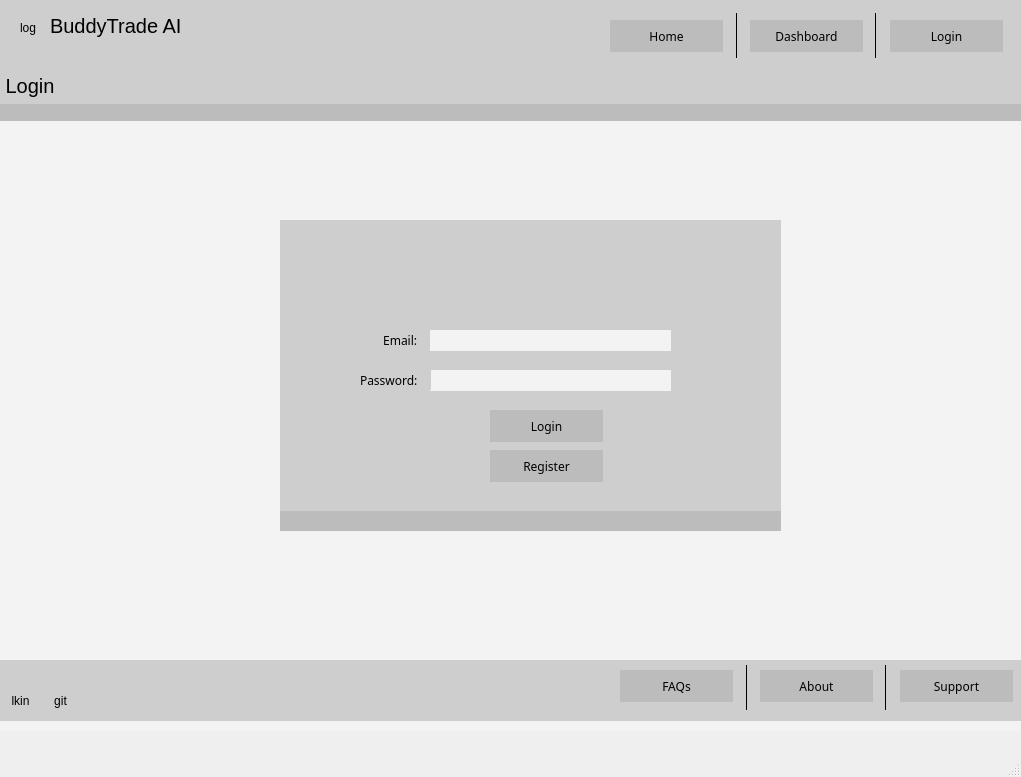
robertpatel28/BuddyTrade, file gui/dot_ui/login.ui: the form before one commit.
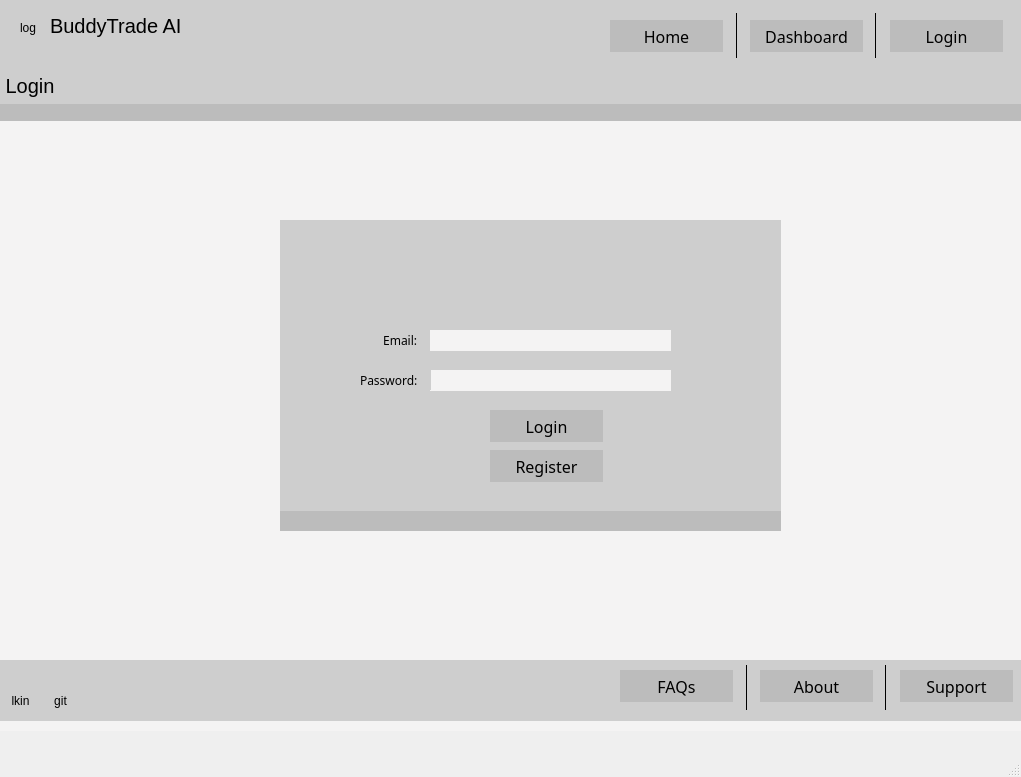
The form after the commit.

```diff
--- a/gui/dot_ui/login.ui
+++ b/gui/dot_ui/login.ui
@@ -85,15 +85,23 @@
       <property name="font">
        <font>
         <family>Futura</family>
-        <pointsize>-1</pointsize>
+        <pointsize>12</pointsize>
        </font>
       </property>
+      <property name="autoFillBackground">
+       <bool>false</bool>
+      </property>
       <property name="styleSheet">
-       <string notr="true">color: black;
-background-color: #BCBCBC;
-font-family: 'Futura';
-font-size: 12px;
-border:none
+       <string notr="true">QPushButton {
+    color: black;
+    background-color: #BCBCBC;
+    font-family: 'Futura';
+    font-size: 12pt;
+    border: none;
+}
+QPushButton:hover {
+    background-color: #A0A0A0;
+}
 </string>
       </property>
       <property name="text">
@@ -112,17 +120,21 @@
       <property name="font">
        <font>
         <family>Futura</family>
-        <pointsize>-1</pointsize>
+        <pointsize>12</pointsize>
        </font>
       </property>
       <property name="styleSheet">
-       <string notr="true">color: black;
-background-color: #BCBCBC;
-font-family: 'Futura';
-font-size: 12px;
-border:none
-
-   </string>
+       <string notr="true">QPushButton {
+    color: black;
+    background-color: #BCBCBC;
+    font-family: 'Futura';
+    font-size: 12pt;
+    border: none;
+}
+QPushButton:hover {
+    background-color: #A0A0A0;
+}
+</string>
       </property>
       <property name="text">
        <string>Dashboard</string>
@@ -140,16 +152,21 @@
       <property name="font">
        <font>
         <family>Futura</family>
-        <pointsize>-1</pointsize>
+        <pointsize>12</pointsize>
        </font>
       </property>
       <property name="styleSheet">
-       <string notr="true">color: black;
-background-color: #BCBCBC;
-font-family: 'Futura';
-font-size: 12px;
-border:none
-   </string>
+       <string notr="true">QPushButton {
+    color: black;
+    background-color: #BCBCBC;
+    font-family: 'Futura';
+    font-size: 12pt;
+    border: none;
+}
+QPushButton:hover {
+    background-color: #A0A0A0;
+}
+</string>
       </property>
       <property name="text">
        <string>Home</string>
@@ -280,16 +297,21 @@
       <property name="font">
        <font>
         <family>Futura</family>
-        <pointsize>-1</pointsize>
+        <pointsize>12</pointsize>
        </font>
       </property>
       <property name="styleSheet">
-       <string notr="true">color: black;
-background-color: #BCBCBC;
-font-family: 'Futura';
-font-size: 12px;
-border:none;
-   </string>
+       <string notr="true">QPushButton {
+    color: black;
+    background-color: #BCBCBC;
+    font-family: 'Futura';
+    font-size: 12pt;
+    border: none;
+}
+QPushButton:hover {
+    background-color: #A0A0A0;
+}
+</string>
       </property>
       <property name="text">
        <string>Support</string>
@@ -307,15 +329,21 @@
       <property name="font">
        <font>
         <family>Futura</family>
-        <pointsize>-1</pointsize>
+        <pointsize>12</pointsize>
        </font>
       </property>
       <property name="styleSheet">
-       <string notr="true">color: black;
-background-color: #BCBCBC;
-font-family: 'Futura';
-font-size: 12px;
-   </string>
+       <string notr="true">QPushButton {
+    color: black;
+    background-color: #BCBCBC;
+    font-family: 'Futura';
+    font-size: 12pt;
+    border: none;
+}
+QPushButton:hover {
+    background-color: #A0A0A0;
+}
+</string>
       </property>
       <property name="text">
        <string>About</string>
@@ -395,15 +423,21 @@
       <property name="font">
        <font>
         <family>Futura</family>
-        <pointsize>-1</pointsize>
+        <pointsize>12</pointsize>
        </font>
       </property>
       <property name="styleSheet">
-       <string notr="true">color: black;
-background-color: #BCBCBC;
-font-family: 'Futura';
-font-size: 12px;
-   </string>
+       <string notr="true">QPushButton {
+    color: black;
+    background-color: #BCBCBC;
+    font-family: 'Futura';
+    font-size: 12pt;
+    border: none;
+}
+QPushButton:hover {
+    background-color: #A0A0A0;
+}
+</string>
       </property>
       <property name="text">
        <string>FAQs</string>
@@ -503,14 +537,21 @@
       <property name="font">
        <font>
         <family>Futura</family>
-        <pointsize>-1</pointsize>
+        <pointsize>12</pointsize>
        </font>
       </property>
       <property name="styleSheet">
-       <string notr="true">color: black;
-background-color: #BCBCBC;
-font-family: 'Futura';
-font-size: 12px;
+       <string notr="true">QPushButton {
+    color: black;
+    background-color: #BCBCBC;
+    font-family: 'Futura';
+    font-size: 12pt;
+    border: none;
+}
+QPushButton:hover {
+    background-color: #A0A0A0;
+}
+
    </string>
       </property>
       <property name="text">
@@ -529,15 +570,21 @@
       <property name="font">
        <font>
         <family>Futura</family>
-        <pointsize>-1</pointsize>
+        <pointsize>12</pointsize>
        </font>
       </property>
       <property name="styleSheet">
-       <string notr="true">color: black;
-background-color: #BCBCBC;
-font-family: 'Futura';
-font-size: 12px;
-   </string>
+       <string notr="true">QPushButton {
+    color: black;
+    background-color: #BCBCBC;
+    font-family: 'Futura';
+    font-size: 12pt;
+    border: none;
+}
+QPushButton:hover {
+    background-color: #A0A0A0;
+}
+</string>
       </property>
       <property name="text">
        <string>Login</string>
```
Left out of the diff: 36 changed lines with no effect on the pictures.
